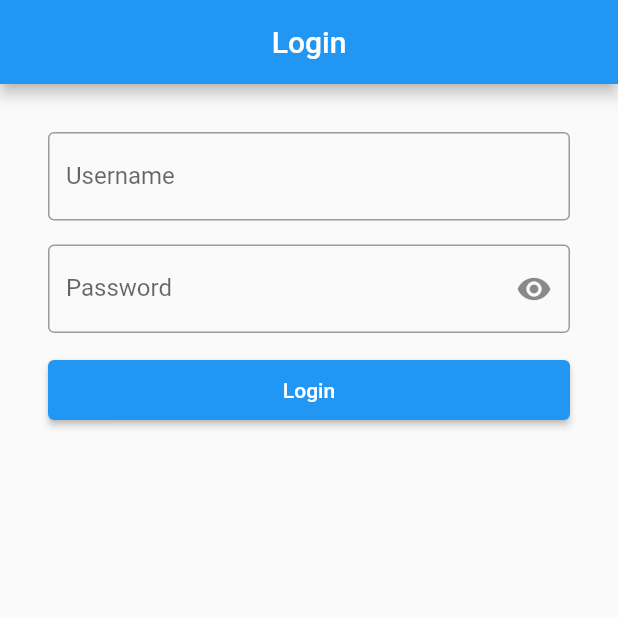
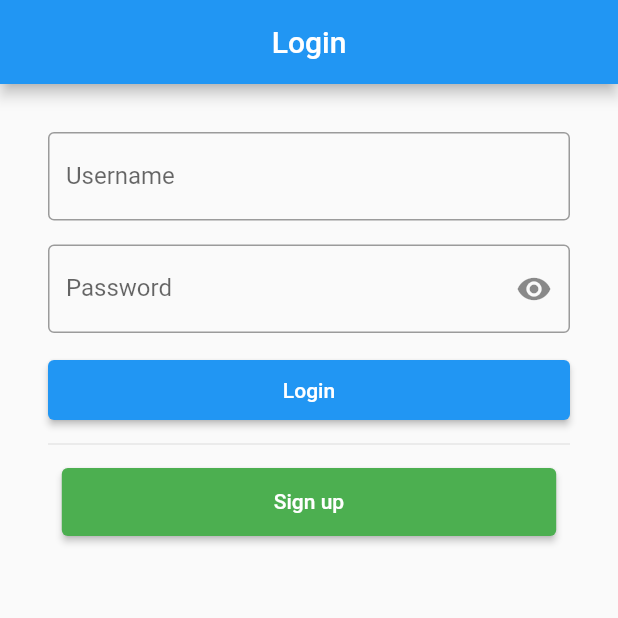
Before and after one commit to Kyusans/flutter-contacts, a Flutter app: the screen it shows after launch, on a phone screen of 412 x 824 dp, the top half of it. Run offline on Flutter 3.47's test engine with Material 2 defaults, Android fonts, the phone set to English and light mode, and no system bars.

Commit message:
Update login.dart

```diff
--- a/lib/login.dart
+++ b/lib/login.dart
@@ -12,6 +12,8 @@ class _LoginState extends State<Login> {
   bool _obscureText = true;
   @override
   Widget build(BuildContext context) {
+    double screenHeight = MediaQuery.of(context).size.height;
+    double screenWidth = MediaQuery.of(context).size.width;
     return Form(
       key: _formKey,
       child: Container(
@@ -64,7 +66,25 @@ class _LoginState extends State<Login> {
                     if (_formKey.currentState!.validate()) {}
                   },
                   child: const Text("Login")),
-            )
+            ),
+            const SizedBox(
+              height: 8,
+            ),
+            const Divider(),
+            const SizedBox(
+              height: 8,
+            ),
+            SizedBox(
+              height: screenHeight * 0.055,
+              width: screenWidth * 0.8,
+              child: ElevatedButton(
+                style: ElevatedButton.styleFrom(
+                  backgroundColor: Colors.green,
+                ),
+                child: const Text("Sign up"),
+                onPressed: () {},
+              ),
+            ),
           ],
         ),
       ),
--- a/lib/main.dart
+++ b/lib/main.dart
@@ -1,5 +1,4 @@
 import 'package:flutter/material.dart';
-import 'package:flutter_contact/navbar.dart';
 import 'login.dart';
 
 void main() {
```
